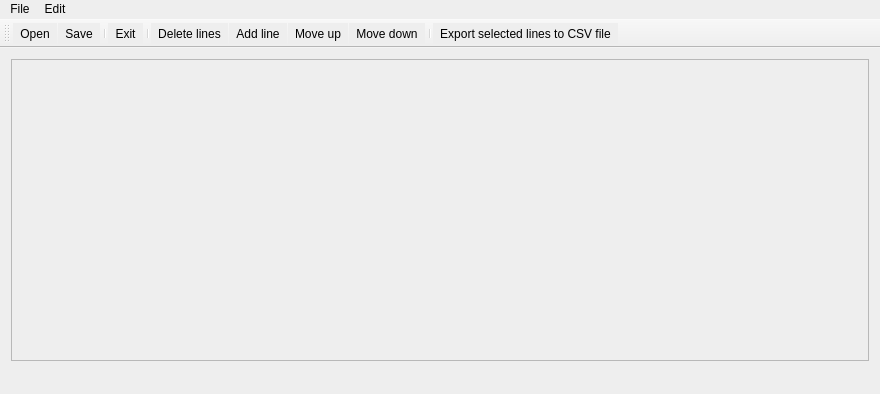
The window that IMSProg_editor/ezp_chip_editor.ui (bigbigmdm/IMSProg) describes before a commit, drawn with Qt 5.
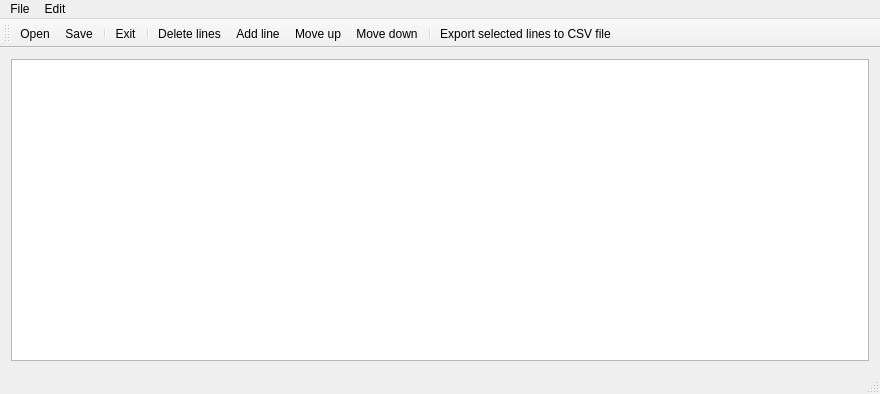
The same window after the commit. Icons and pictures are not drawn.

What changed in the file:
```diff
--- a/IMSProg_editor/ezp_chip_editor.ui
+++ b/IMSProg_editor/ezp_chip_editor.ui
@@ -14,7 +14,7 @@
    <string>IMSProg chip database editor</string>
   </property>
   <property name="styleSheet">
-   <string notr="true">background:#eee</string>
+   <string notr="true"/>
   </property>
   <widget class="QWidget" name="centralWidget">
    <layout class="QVBoxLayout" name="verticalLayout">
```
